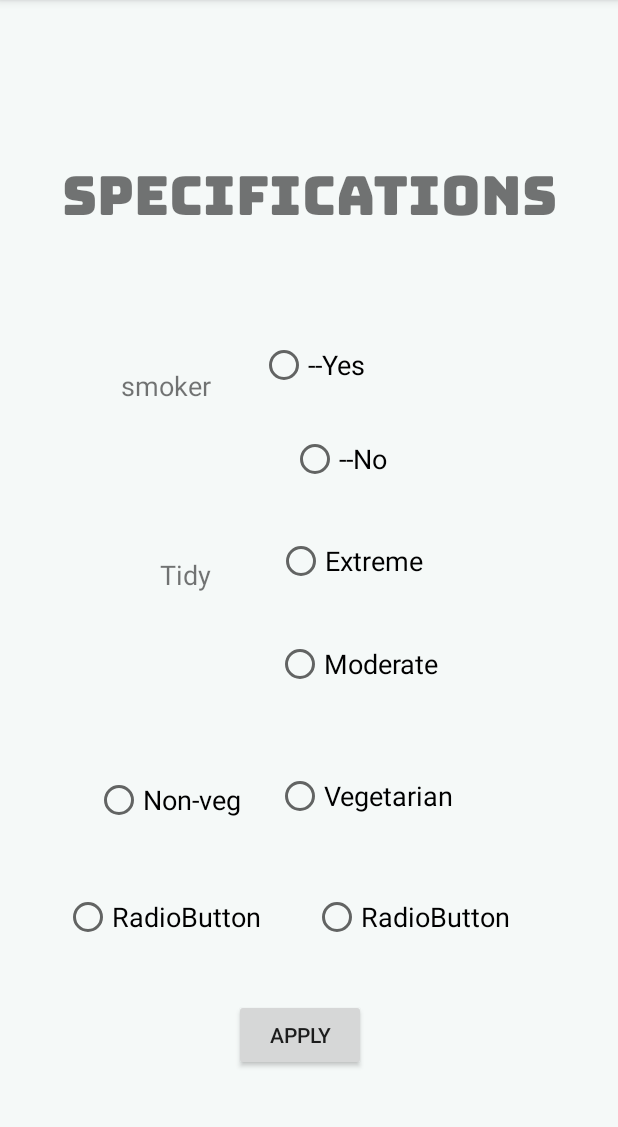
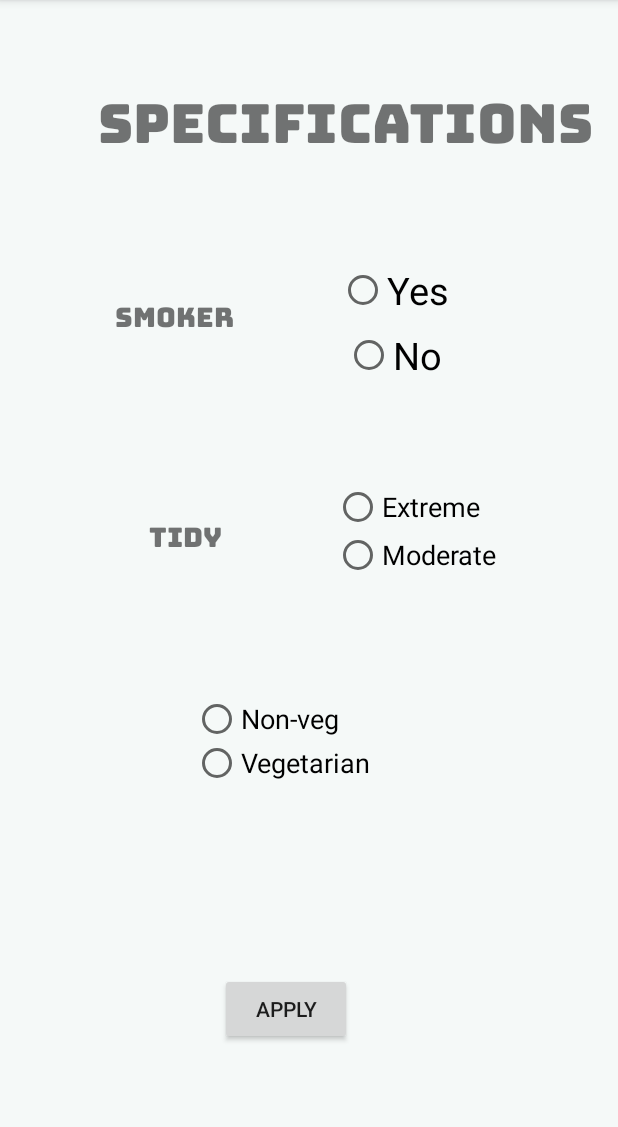
Before and after one commit to Vijayarajamayuri/RoomHunt, an Android app: the Specications screen opened directly, with no data from a screen before it, on a phone screen of 412 x 824 dp, the part 84-1211 px from its top. Run offline under Robolectric (Android 15) with nearby library versions, the phone set to English and light mode, and no system bars.

Commit message:
Specifications page designing

```diff
--- a/ROOMHUNT/app/src/main/res/layout/activity_specications.xml
+++ b/ROOMHUNT/app/src/main/res/layout/activity_specications.xml
@@ -8,6 +8,21 @@
     tools:context=".Specifications">
 
     <TextView
+        android:id="@+id/textView40"
+        android:layout_width="wrap_content"
+        android:layout_height="wrap_content"
+        android:fontFamily="@font/bungee"
+        android:text="smoker"
+        android:textSize="18sp"
+        app:layout_constraintBottom_toBottomOf="parent"
+        app:layout_constraintEnd_toEndOf="parent"
+        app:layout_constraintHorizontal_bias="0.231"
+        app:layout_constraintStart_toStartOf="parent"
+        app:layout_constraintTop_toTopOf="parent"
+        app:layout_constraintVertical_bias="0.261" />
+
+
+    <TextView
         android:id="@+id/textView39"
         android:layout_width="wrap_content"
         android:layout_height="wrap_content"
@@ -16,61 +31,82 @@
         android:textSize="36sp"
         app:layout_constraintBottom_toBottomOf="parent"
         app:layout_constraintEnd_toEndOf="parent"
+        app:layout_constraintHorizontal_bias="0.794"
         app:layout_constraintStart_toStartOf="parent"
         app:layout_constraintTop_toTopOf="parent"
-        app:layout_constraintVertical_bias="0.124" />
-
-    <TextView
-        android:id="@+id/textView40"
-        android:layout_width="wrap_content"
-        android:layout_height="wrap_content"
-        android:text="smoker"
-        android:textSize="18sp"
-        app:layout_constraintBottom_toBottomOf="parent"
-        app:layout_constraintEnd_toEndOf="parent"
-        app:layout_constraintHorizontal_bias="0.23"
-        app:layout_constraintStart_toStartOf="parent"
-        app:layout_constraintTop_toTopOf="parent"
-        app:layout_constraintVertical_bias="0.329" />
-
-    <RadioButton
-        android:id="@+id/radioButton3"
-        android:layout_width="wrap_content"
-        android:layout_height="wrap_content"
-        android:text="--Yes"
-        android:textSize="18sp"
-        app:layout_constraintBottom_toBottomOf="parent"
-        app:layout_constraintEnd_toEndOf="parent"
-        app:layout_constraintHorizontal_bias="0.508"
-        app:layout_constraintStart_toStartOf="parent"
-        app:layout_constraintTop_toTopOf="parent"
-        app:layout_constraintVertical_bias="0.309" />
-
-    <RadioButton
-        android:id="@+id/radioButton4"
-        android:layout_width="wrap_content"
-        android:layout_height="wrap_content"
-        android:text="--No"
-        android:textSize="18sp"
-        app:layout_constraintBottom_toBottomOf="parent"
-        app:layout_constraintEnd_toEndOf="parent"
-        app:layout_constraintHorizontal_bias="0.557"
-        app:layout_constraintStart_toStartOf="parent"
-        app:layout_constraintTop_toTopOf="parent"
-        app:layout_constraintVertical_bias="0.394" />
+        app:layout_constraintVertical_bias="0.053"
+        tools:ignore="MissingConstraints" />
 
     <TextView
         android:id="@+id/textView41"
-        android:layout_width="wrap_content"
-        android:layout_height="wrap_content"
+        android:layout_width="69dp"
+        android:layout_height="40dp"
+        android:fontFamily="@font/bungee"
         android:text="Tidy"
         android:textSize="18sp"
         app:layout_constraintBottom_toBottomOf="parent"
         app:layout_constraintEnd_toEndOf="parent"
-        app:layout_constraintHorizontal_bias="0.283"
+        app:layout_constraintHorizontal_bias="0.289"
         app:layout_constraintStart_toStartOf="parent"
         app:layout_constraintTop_toTopOf="parent"
-        app:layout_constraintVertical_bias="0.499" />
+        app:layout_constraintVertical_bias="0.46"
+        tools:ignore="MissingConstraints" />
+
+    <RadioGroup
+        android:id="@+id/radioGroup1"
+        android:layout_width="128dp"
+        android:layout_height="90dp"
+        android:layout_below="@+id/imageView"
+        android:layout_alignStart="@+id/textView2"
+        android:layout_alignLeft="@+id/textView2"
+        android:layout_alignEnd="@+id/textView3"
+        android:layout_alignRight="@+id/textView3"
+        android:weightSum="1"
+        app:layout_constraintBottom_toBottomOf="parent"
+        app:layout_constraintEnd_toEndOf="parent"
+        app:layout_constraintHorizontal_bias="0.699"
+        app:layout_constraintStart_toStartOf="parent"
+        app:layout_constraintTop_toTopOf="parent"
+        app:layout_constraintVertical_bias="0.248"
+        tools:ignore="MissingConstraints">
+
+        <RadioButton
+            android:id="@+id/radioButton"
+            android:layout_width="wrap_content"
+            android:layout_height="51dp"
+            android:layout_gravity="center_horizontal"
+            android:checked="false"
+            android:text="Yes"
+            android:textSize="25dp" />
+
+        <RadioButton
+            android:id="@+id/radioButton2"
+            android:layout_width="wrap_content"
+            android:layout_height="wrap_content"
+            android:layout_gravity="center_horizontal"
+            android:layout_weight="0.13"
+            android:checked="false"
+            android:text="No"
+            android:textSize="25dp" />
+    </RadioGroup>
+
+    <RadioGroup
+        android:id="@+id/radioGroup5"
+        android:layout_width="128dp"
+        android:layout_height="90dp"
+        android:layout_below="@+id/imageView"
+        android:layout_alignStart="@+id/textView2"
+        android:layout_alignLeft="@+id/textView2"
+        android:layout_alignEnd="@+id/textView3"
+        android:layout_alignRight="@+id/textView3"
+        android:weightSum="1"
+        app:layout_constraintBottom_toBottomOf="parent"
+        app:layout_constraintEnd_toEndOf="parent"
+        app:layout_constraintHorizontal_bias="0.784"
+        app:layout_constraintStart_toStartOf="parent"
+        app:layout_constraintTop_toTopOf="parent"
+        app:layout_constraintVertical_bias="0.475"
+        tools:ignore="MissingConstraints">
 
         <RadioButton
             android:id="@+id/radioButton5"
@@ -78,12 +114,9 @@
             android:layout_height="wrap_content"
             android:text="Extreme"
             android:textSize="18sp"
-        app:layout_constraintBottom_toBottomOf="parent"
-        app:layout_constraintEnd_toEndOf="parent"
-        app:layout_constraintHorizontal_bias="0.587"
-        app:layout_constraintStart_toStartOf="parent"
-        app:layout_constraintTop_toTopOf="parent"
-        app:layout_constraintVertical_bias="0.486" />
+            tools:ignore="MissingConstraints"
+            tools:layout_editor_absoluteX="184dp"
+            tools:layout_editor_absoluteY="340dp" />
 
         <RadioButton
             android:id="@+id/radioButton6"
@@ -91,12 +124,28 @@
             android:layout_height="wrap_content"
             android:text="Moderate"
             android:textSize="18sp"
+            tools:ignore="MissingConstraints"
+            tools:layout_editor_absoluteX="184dp"
+            tools:layout_editor_absoluteY="406dp" />
+    </RadioGroup>
+
+    <RadioGroup
+        android:id="@+id/radioGroup6"
+        android:layout_width="128dp"
+        android:layout_height="90dp"
+        android:layout_below="@+id/imageView"
+        android:layout_alignStart="@+id/textView2"
+        android:layout_alignLeft="@+id/textView2"
+        android:layout_alignEnd="@+id/textView3"
+        android:layout_alignRight="@+id/textView3"
+        android:weightSum="1"
         app:layout_constraintBottom_toBottomOf="parent"
         app:layout_constraintEnd_toEndOf="parent"
-        app:layout_constraintHorizontal_bias="0.607"
+        app:layout_constraintHorizontal_bias="0.452"
         app:layout_constraintStart_toStartOf="parent"
         app:layout_constraintTop_toTopOf="parent"
-        app:layout_constraintVertical_bias="0.58" />
+        app:layout_constraintVertical_bias="0.683"
+        tools:ignore="MissingConstraints">
 
         <RadioButton
             android:id="@+id/radioButton7"
@@ -104,12 +153,9 @@
             android:layout_height="wrap_content"
             android:text="Non-veg"
             android:textSize="18sp"
-        app:layout_constraintBottom_toBottomOf="parent"
-        app:layout_constraintEnd_toEndOf="parent"
-        app:layout_constraintHorizontal_bias="0.201"
-        app:layout_constraintStart_toStartOf="parent"
-        app:layout_constraintTop_toTopOf="parent"
-        app:layout_constraintVertical_bias="0.703" />
+            tools:ignore="MissingConstraints"
+            tools:layout_editor_absoluteX="63dp"
+            tools:layout_editor_absoluteY="492dp" />
 
         <RadioButton
             android:id="@+id/radioButton8"
@@ -117,38 +163,11 @@
             android:layout_height="26dp"
             android:text="Vegetarian"
             android:textSize="18sp"
-        app:layout_constraintBottom_toBottomOf="parent"
-        app:layout_constraintEnd_toEndOf="parent"
-        app:layout_constraintHorizontal_bias="0.718"
-        app:layout_constraintStart_toStartOf="parent"
-        app:layout_constraintTop_toTopOf="parent"
-        app:layout_constraintVertical_bias="0.697" />
+            tools:ignore="MissingConstraints"
+            tools:layout_editor_absoluteX="184dp"
+            tools:layout_editor_absoluteY="492dp" />
 
-    <RadioButton
-        android:id="@+id/radioButton9"
-        android:layout_width="wrap_content"
-        android:layout_height="wrap_content"
-        android:text="RadioButton"
-        android:textSize="18sp"
-        app:layout_constraintBottom_toBottomOf="parent"
-        app:layout_constraintEnd_toEndOf="parent"
-        app:layout_constraintHorizontal_bias="0.153"
-        app:layout_constraintStart_toStartOf="parent"
-        app:layout_constraintTop_toTopOf="parent"
-        app:layout_constraintVertical_bias="0.809" />
-
-    <RadioButton
-        android:id="@+id/radioButton10"
-        android:layout_width="wrap_content"
-        android:layout_height="wrap_content"
-        android:text="RadioButton"
-        android:textSize="18sp"
-        app:layout_constraintBottom_toBottomOf="parent"
-        app:layout_constraintEnd_toEndOf="parent"
-        app:layout_constraintHorizontal_bias="0.743"
-        app:layout_constraintStart_toStartOf="parent"
-        app:layout_constraintTop_toTopOf="parent"
-        app:layout_constraintVertical_bias="0.809" />
+    </RadioGroup>
 
     <Button
         android:id="@+id/button13"
@@ -157,9 +176,11 @@
         android:text="Apply"
         app:layout_constraintBottom_toBottomOf="parent"
         app:layout_constraintEnd_toEndOf="parent"
-        app:layout_constraintHorizontal_bias="0.482"
+        app:layout_constraintHorizontal_bias="0.452"
         app:layout_constraintStart_toStartOf="parent"
         app:layout_constraintTop_toTopOf="parent"
-        app:layout_constraintVertical_bias="0.925" />
+        app:layout_constraintVertical_bias="0.901"
+        tools:ignore="MissingConstraints" />
+
 
 </androidx.constraintlayout.widget.ConstraintLayout>
```
Lines whose indentation alone changed are shown as unchanged.
